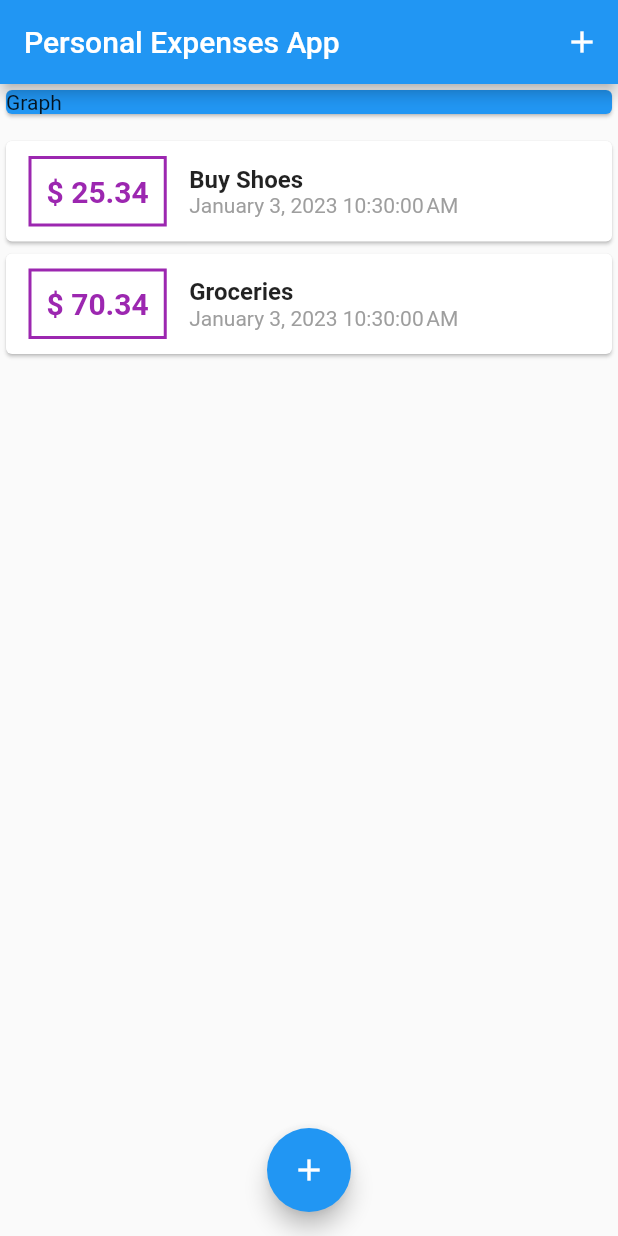
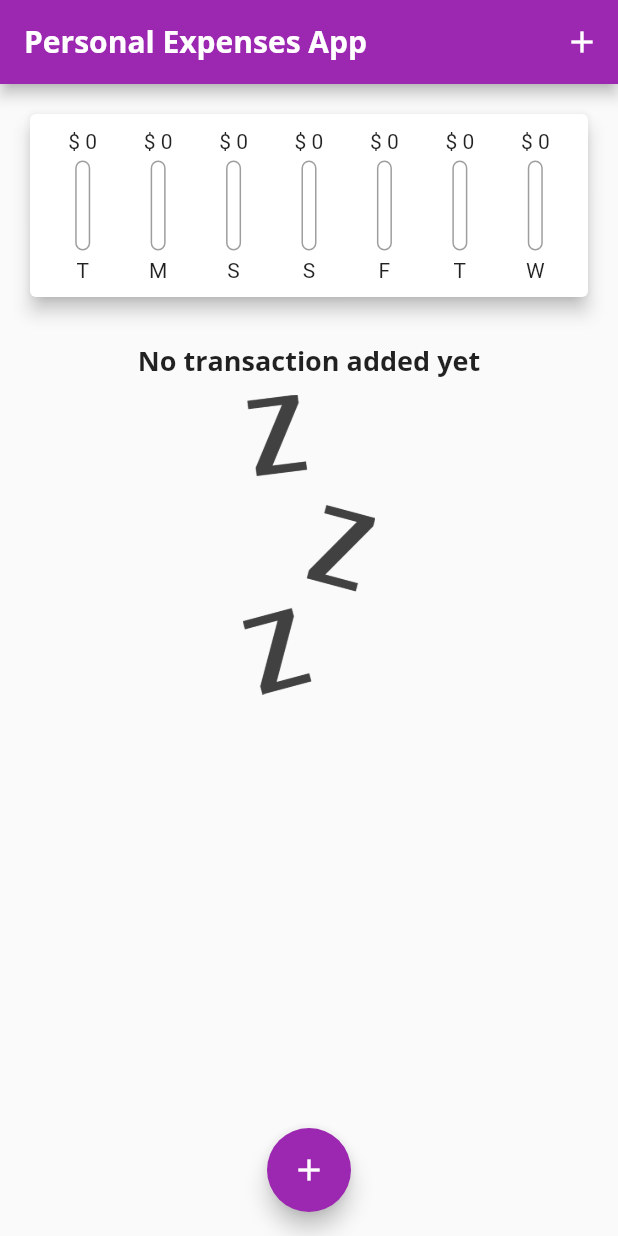
Before and after one commit to Manoj882/personal_expenses_app, a Flutter app: the screen it shows after launch, on a phone screen of 412 x 824 dp. Run offline on Flutter 3.47's test engine with Material 2 defaults, Android fonts, the phone set to English and light mode, and no system bars.

Commit message:
added chart bar

```diff
--- a/lib/main.dart
+++ b/lib/main.dart
@@ -1,6 +1,7 @@
 import 'package:flutter/material.dart';
 import 'package:intl/intl.dart';
 import 'package:personal_expenses_app/models/transaction_model.dart';
+import 'package:personal_expenses_app/widgets/chart.dart';
 import 'package:personal_expenses_app/widgets/new_transaction.dart';
 import 'package:personal_expenses_app/widgets/transaction_list.dart';
 
@@ -13,9 +14,24 @@ class MyApp extends StatelessWidget {
   @override
   Widget build(BuildContext context) {
     return MaterialApp(
-      title: 'Flutter Demo',
+      title: 'Personal Expenses App',
       theme: ThemeData(
-        primarySwatch: Colors.blue,
+        primarySwatch: Colors.purple,
+        fontFamily: 'Quicksand',
+        appBarTheme: AppBarTheme(
+          titleTextStyle: TextStyle(
+            fontFamily: 'OpenSans',
+            fontSize: 20,
+            fontWeight: FontWeight.bold,
+          ),
+        ),
+        textTheme: ThemeData.light().textTheme.copyWith(
+              titleLarge: TextStyle(
+                fontFamily: 'OpenSans',
+                fontSize: 18,
+                fontWeight: FontWeight.bold,
+              ),
+            ),
       ),
       home: MyHomePage(),
     );
@@ -30,21 +46,30 @@ class MyHomePage extends StatefulWidget {
 }
 
 class _MyHomePageState extends State<MyHomePage> {
+  final List<Transaction> _userTransactions = [
+    // Transaction(
+    //   id: 't1',
+    //   title: 'Buy Shoes',
+    //   amount: 25.34,
+    //   date: DateTime.now(),
+    // ),
+    // Transaction(
+    //   id: 't2',
+    //   title: 'Groceries',
+    //   amount: 70.34,
+    //   date: DateTime.now(),
+    // ),
+  ];
 
-  final List<Transaction> _userTransactions = [
-    Transaction(
-      id: 't1',
-      title: 'Buy Shoes',
-      amount: 25.34,
-      date: DateTime.now(),
-    ),
-    Transaction(
-      id: 't2',
-      title: 'Groceries',
-      amount: 70.34,
-      date: DateTime.now(),
-    ),
-  ];
+  List<Transaction> get _recentTransactions {
+    return _userTransactions.where((trans) {
+      return trans.date.isAfter(
+        DateTime.now().subtract(
+          Duration(days: 7),
+        ),
+      );
+    }).toList();
+  }
 
   void _addNewTransaction(String transTitle, double transAmount) {
     final newTransaction = Transaction(
@@ -63,7 +88,7 @@ class _MyHomePageState extends State<MyHomePage> {
       context: context,
       builder: (_) {
         return GestureDetector(
-          onTap: (){},
+          onTap: () {},
           behavior: HitTestBehavior.opaque,
           child: NewTransaction(
             addTransaction: _addNewTransaction,
@@ -91,13 +116,7 @@ class _MyHomePageState extends State<MyHomePage> {
         child: Column(
           crossAxisAlignment: CrossAxisAlignment.stretch,
           children: [
-            Container(
-              width: double.infinity,
-              child: Card(
-                color: Colors.blue,
-                child: Text('Graph'),
-              ),
-            ),
+            Chart(recentTransaction: _recentTransactions),
             SizedBox(
               height: 10,
             ),
--- /dev/null
+++ b/lib/widgets/chart.dart
@@ -0,0 +1,68 @@
+import 'package:flutter/material.dart';
+import 'package:intl/intl.dart';
+import 'package:personal_expenses_app/models/transaction_model.dart';
+import 'package:personal_expenses_app/widgets/chart_bar.dart';
+
+class Chart extends StatelessWidget {
+  const Chart({required this.recentTransaction, super.key});
+
+  final List<Transaction> recentTransaction;
+
+  List<Map<String, Object>> get groupedTransactionValue {
+    return List.generate(7, (index) {
+      final weekDay = DateTime.now().subtract(
+        Duration(days: index),
+      );
+      double totalSum = 0.0;
+
+      for (int i = 0; i < recentTransaction.length; i++) {
+        if (recentTransaction[i].date.day == weekDay.day &&
+            recentTransaction[i].date.month == weekDay.month &&
+            recentTransaction[i].date.year == weekDay.year) {
+          totalSum += recentTransaction[i].amount;
+        }
+      }
+
+      // print('Weekday : ${DateFormat.E().format(weekDay)}');
+      // print('Total Sum: ${totalSum}');
+
+      return {
+        'day': DateFormat.E().format(weekDay).substring(0, 1),
+        'amount': totalSum,
+      };
+    });
+  }
+
+  double get totalSpending {
+    return groupedTransactionValue.fold(0.0, (sum, item) {
+      return sum + (item['amount'] as double);
+    });
+  }
+
+  @override
+  Widget build(BuildContext context) {
+    print(groupedTransactionValue);
+    return Card(
+      elevation: 5,
+      margin: EdgeInsets.all(20),
+      child: Padding(
+        padding: const EdgeInsets.all(10.0),
+        child: Row(
+          mainAxisAlignment: MainAxisAlignment.spaceAround,
+          children: groupedTransactionValue.map((data) {
+            return Flexible(
+              fit: FlexFit.tight,
+              child: ChartBar(
+                label: data['day'] as String,
+                spendingAmount: data['amount'] as double,
+                spendingPctOfTotal: totalSpending == 0.0
+                    ? 0.0
+                    : (data['amount'] as double) / totalSpending,
+              ),
+            );
+          }).toList(),
+        ),
+      ),
+    );
+  }
+}
--- /dev/null
+++ b/lib/widgets/chart_bar.dart
@@ -0,0 +1,57 @@
+import 'package:flutter/material.dart';
+
+class ChartBar extends StatelessWidget {
+  const ChartBar(
+      {required this.label,
+      required this.spendingAmount,
+      required this.spendingPctOfTotal,
+      super.key});
+
+  final String label;
+  final double spendingAmount;
+  final double spendingPctOfTotal;
+
+  @override
+  Widget build(BuildContext context) {
+    return Column(
+      children: [
+        FittedBox(
+          child: Text('\$ ${spendingAmount.toStringAsFixed(0)}'),
+        ),
+        SizedBox(
+          height: 5,
+        ),
+        Container(
+          height: 60,
+          width: 10,
+          child: Stack(
+            children: [
+              Container(
+                decoration: BoxDecoration(
+                  border: Border.all(
+                    color: Colors.grey,
+                    width: 1,
+                  ),
+                  borderRadius: BorderRadius.circular(10),
+                ),
+              ),
+              FractionallySizedBox(
+                heightFactor: spendingPctOfTotal,
+                child: Container(
+                  decoration: BoxDecoration(
+                    color: Theme.of(context).primaryColor,
+                    borderRadius: BorderRadius.circular(10),
+                  ),
+                ),
+              ),
+            ],
+          ),
+        ),
+        SizedBox(
+          height: 5,
+        ),
+        Text(label),
+      ],
+    );
+  }
+}
--- a/lib/widgets/new_transaction.dart
+++ b/lib/widgets/new_transaction.dart
@@ -17,6 +17,7 @@ class _NewTransactionState extends State<NewTransaction> {
   void submitData(){
     final enteredTitle = titleController.text;
     final enteredAmount = double.parse(amountController.text);
+
 
     if(enteredTitle.isEmpty || enteredAmount <= 0){
       return;
--- a/lib/widgets/transaction_list.dart
+++ b/lib/widgets/transaction_list.dart
@@ -3,18 +3,33 @@ import 'package:intl/intl.dart';
 import 'package:personal_expenses_app/models/transaction_model.dart';
 
 class TransactionList extends StatelessWidget {
-  const TransactionList({
-    required this.transactions,
-    super.key});
+  const TransactionList({required this.transactions, super.key});
 
   final List<Transaction> transactions;
   @override
   Widget build(BuildContext context) {
     return Container(
       height: 300,
-      child: ListView.builder(
+      child: transactions.isEmpty
+          ? Column(
+              children: [
+                Text(
+                  'No transaction added yet',
+                  style: Theme.of(context).textTheme.titleLarge,
+                ),
+                SizedBox(height: 10,),
+                Container(
+                  height: 200,
+                  child: Image.asset(
+                    'assets/images/waiting.png',
+                    fit: BoxFit.cover,
+                  ),
+                ),
+              ],
+            )
+          : ListView.builder(
               itemCount: transactions.length,
-        itemBuilder: (ctx, index){
+              itemBuilder: (ctx, index) {
                 return Card(
                   child: Row(
                     children: [
@@ -25,7 +40,7 @@ class TransactionList extends StatelessWidget {
                         ),
                         decoration: BoxDecoration(
                           border: Border.all(
-                      color: Colors.purple,
+                            color: Theme.of(context).primaryColor,
                             width: 2,
                           ),
                         ),
@@ -35,7 +50,7 @@ class TransactionList extends StatelessWidget {
                           style: TextStyle(
                             fontWeight: FontWeight.bold,
                             fontSize: 20,
-                      color: Colors.purple,
+                            color: Theme.of(context).primaryColor,
                           ),
                         ),
                       ),
@@ -44,10 +59,7 @@ class TransactionList extends StatelessWidget {
                         children: [
                           Text(
                             transactions[index].title,
-                      style: TextStyle(
-                        fontSize: 16,
-                        fontWeight: FontWeight.bold,
-                      ),
+                            style: Theme.of(context).textTheme.titleLarge,
                           ),
                           Text(
                             DateFormat().format(transactions[index].date),
@@ -61,9 +73,7 @@ class TransactionList extends StatelessWidget {
                   ),
                 );
               },
-
             ),
-
     );
   }
 }
```
Also changed, not shown: pubspec.yaml (+14 -8 lines), assets/fonts/OpenSans-Bold.ttf (added), assets/fonts/OpenSans-Regular.ttf (added), assets/fonts/Quicksand-Bold.ttf (added), assets/fonts/Quicksand-Light.ttf (added), assets/fonts/Quicksand-Medium.ttf (added), assets/fonts/Quicksand-Regular.ttf (added), assets/images/waiting.png (added). Lines whose indentation alone changed are shown as unchanged.
